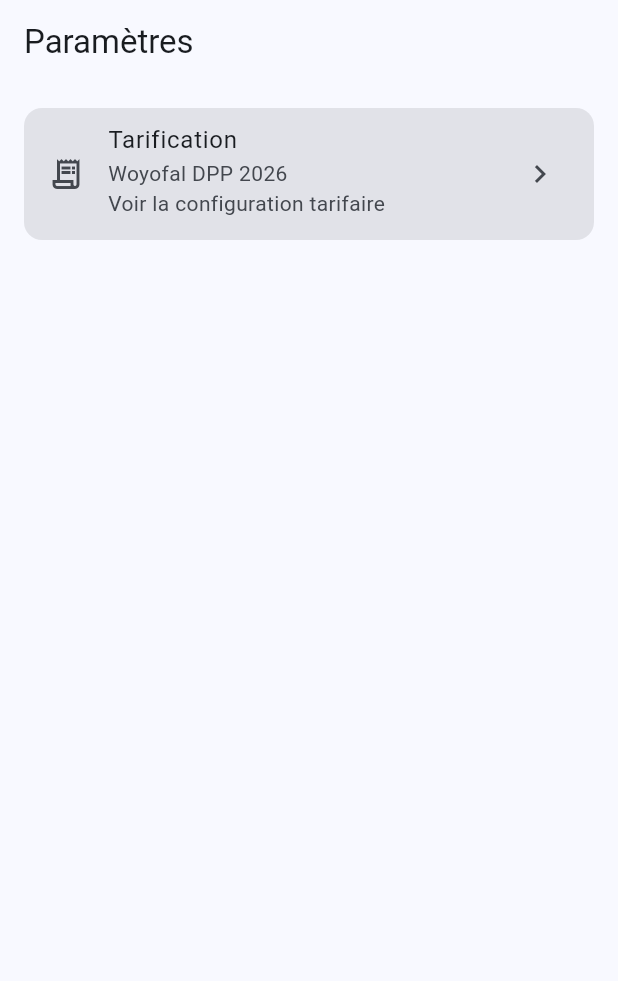
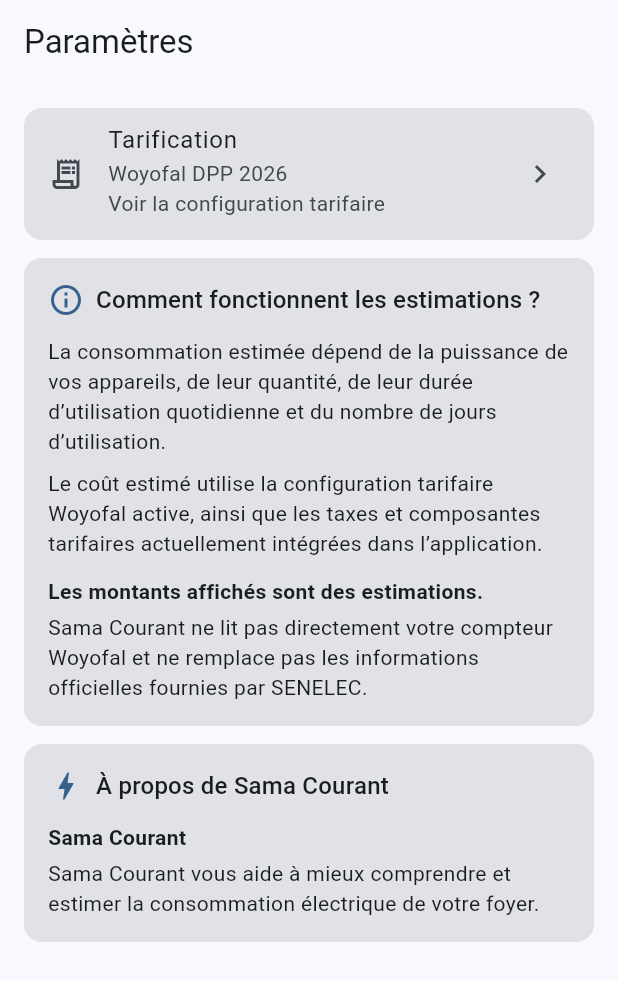
Before and after one commit to ndiayemtr/sama_courant, a Flutter app: the SettingsPage screen opened by its route, on a phone screen of 412 x 824 dp. Shown: the top 981 px of the screen. Run offline on Flutter 3.47's test engine with Material 3 defaults, Android fonts, the phone set to English and light mode, and no system bars; our stand-ins replace drift, fl_chart, flutter_riverpod, go_router; accounts and stored records are empty; generated files the repository leaves out were written again.

Commit message:
section À propos / fonctionnement des estimations

```diff
--- a/lib/features/settings/presentation/pages/settings_page.dart
+++ b/lib/features/settings/presentation/pages/settings_page.dart
@@ -12,7 +12,10 @@
       appBar: AppBar(title: const Text('Paramètres')),
       body: SingleChildScrollView(
         padding: const EdgeInsets.all(16),
-        child: Card.filled(
+        child: Column(
+          crossAxisAlignment: CrossAxisAlignment.stretch,
+          children: [
+            Card.filled(
               margin: EdgeInsets.zero,
               child: ListTile(
                 titleAlignment: ListTileTitleAlignment.center,
@@ -26,7 +29,87 @@
                 onTap: () => context.push('/tariff'),
               ),
             ),
+            const SizedBox(height: 12),
+            const _InformationCard(
+              icon: Icons.info_outline,
+              title: 'Comment fonctionnent les estimations ?',
+              children: [
+                Text(
+                  'La consommation estimée dépend de la puissance de vos appareils, de leur quantité, de leur durée d’utilisation quotidienne et du nombre de jours d’utilisation.',
+                ),
+                SizedBox(height: 8),
+                Text(
+                  'Le coût estimé utilise la configuration tarifaire Woyofal active, ainsi que les taxes et composantes tarifaires actuellement intégrées dans l’application.',
+                ),
+                SizedBox(height: 12),
+                Text(
+                  'Les montants affichés sont des estimations.',
+                  style: TextStyle(fontWeight: FontWeight.w600),
+                ),
+                SizedBox(height: 4),
+                Text(
+                  'Sama Courant ne lit pas directement votre compteur Woyofal et ne remplace pas les informations officielles fournies par SENELEC.',
+                ),
+              ],
+            ),
+            const SizedBox(height: 12),
+            const _InformationCard(
+              icon: Icons.bolt_outlined,
+              title: 'À propos de Sama Courant',
+              children: [
+                Text(
+                  'Sama Courant',
+                  style: TextStyle(fontWeight: FontWeight.w600),
+                ),
+                SizedBox(height: 4),
+                Text(
+                  'Sama Courant vous aide à mieux comprendre et estimer la consommation électrique de votre foyer.',
+                ),
+              ],
+            ),
+          ],
+        ),
       ),
     );
   }
 }
+
+class _InformationCard extends StatelessWidget {
+  final IconData icon;
+  final String title;
+  final List<Widget> children;
+
+  const _InformationCard({
+    required this.icon,
+    required this.title,
+    required this.children,
+  });
+
+  @override
+  Widget build(BuildContext context) => Card.filled(
+    margin: EdgeInsets.zero,
+    child: Padding(
+      padding: const EdgeInsets.all(16),
+      child: Column(
+        crossAxisAlignment: CrossAxisAlignment.start,
+        children: [
+          Row(
+            crossAxisAlignment: CrossAxisAlignment.start,
+            children: [
+              Icon(icon, color: Theme.of(context).colorScheme.primary),
+              const SizedBox(width: 8),
+              Expanded(
+                child: Text(
+                  title,
+                  style: Theme.of(context).textTheme.titleMedium,
+                ),
+              ),
+            ],
+          ),
+          const SizedBox(height: 12),
+          ...children,
+        ],
+      ),
+    ),
+  );
+}
```
Also changed, not shown: 1 other file. Lines whose indentation alone changed are shown as unchanged.
